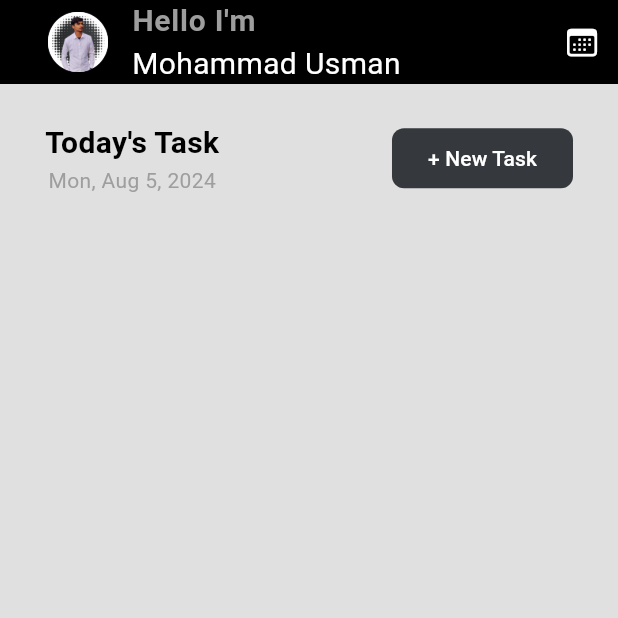
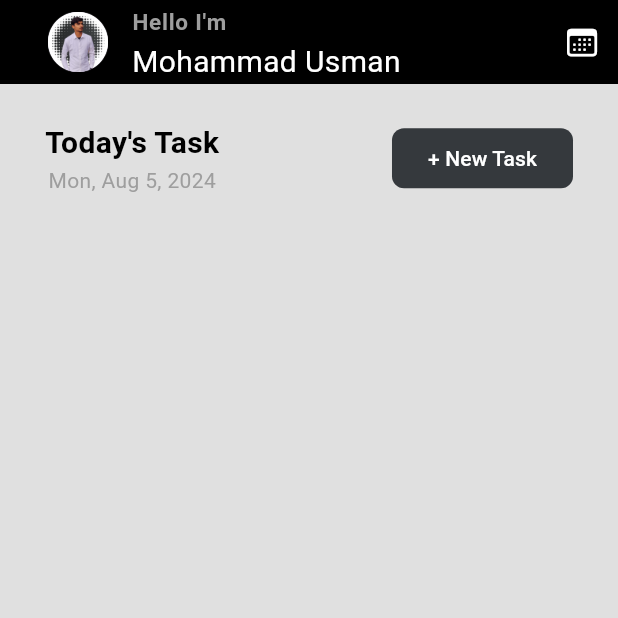
Before and after one commit to usman-codes/Todo_app, a Flutter app: the screen it shows after launch, on a phone screen of 412 x 824 dp, the top half of it. Run offline on Flutter 3.47's test engine with Material 3 defaults, Android fonts, the phone set to English and light mode, and no system bars; our stand-ins replace another_flushbar, cloud_firestore, firebase_core, flutter_riverpod, gap; accounts and stored records are empty.

Commit message:
Final Commit

```diff
--- a/lib/Screens/addscrenn.dart
+++ b/lib/Screens/addscrenn.dart
@@ -10,7 +10,6 @@ import 'package:todo_app/Utils/appstyles.dart';
 import 'package:todo_app/Widgets/dateandtime_widget.dart';
 import 'package:todo_app/Widgets/input_widget.dart';
 import 'package:todo_app/Widgets/radio_widget.dart';
-
 import '../Provider/dateandtimeprovider.dart';
 
 class Addnewtaskmodel1 extends ConsumerStatefulWidget {
--- a/lib/Screens/homescreen.dart
+++ b/lib/Screens/homescreen.dart
@@ -31,7 +31,7 @@ class Homescreen extends ConsumerWidget {
           title: const Text(
             'Hello I\'m',
             style: TextStyle(
-                fontSize: 20, fontWeight: FontWeight.bold, color: Colors.grey),
+                fontSize: 15, fontWeight: FontWeight.bold, color: Colors.grey),
           ),
           subtitle: const Text(
             "Mohammad Usman",
--- a/pubspec.yaml
+++ b/pubspec.yaml
@@ -44,6 +44,7 @@ dependencies:
   firebase_core: ^3.3.0
   cloud_firestore: ^5.2.0
   another_flushbar: ^1.12.30
+
 
 
 dev_dependencies:
```
Also changed, not shown: assets/profile.png (deleted).
